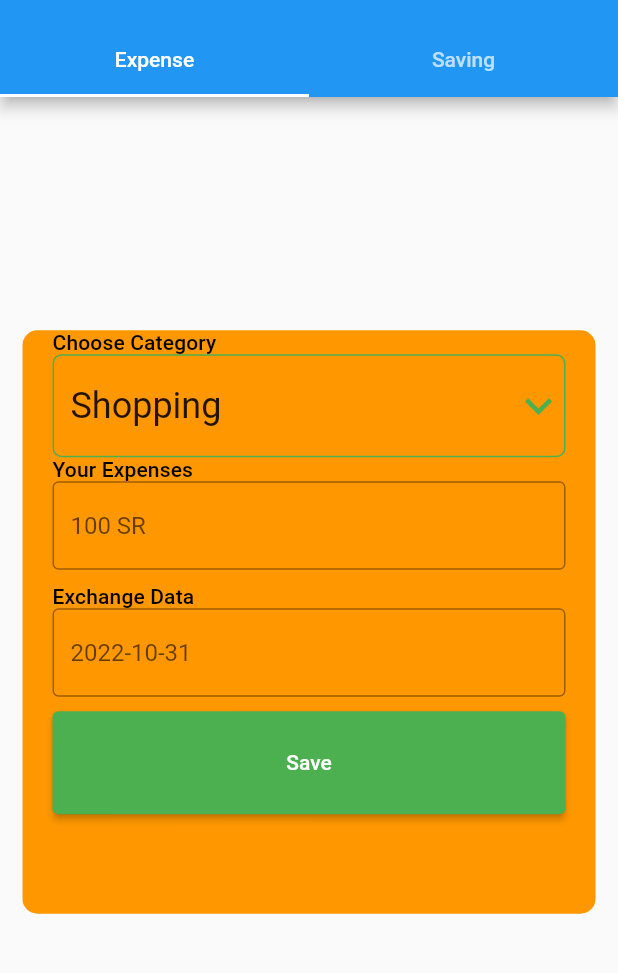
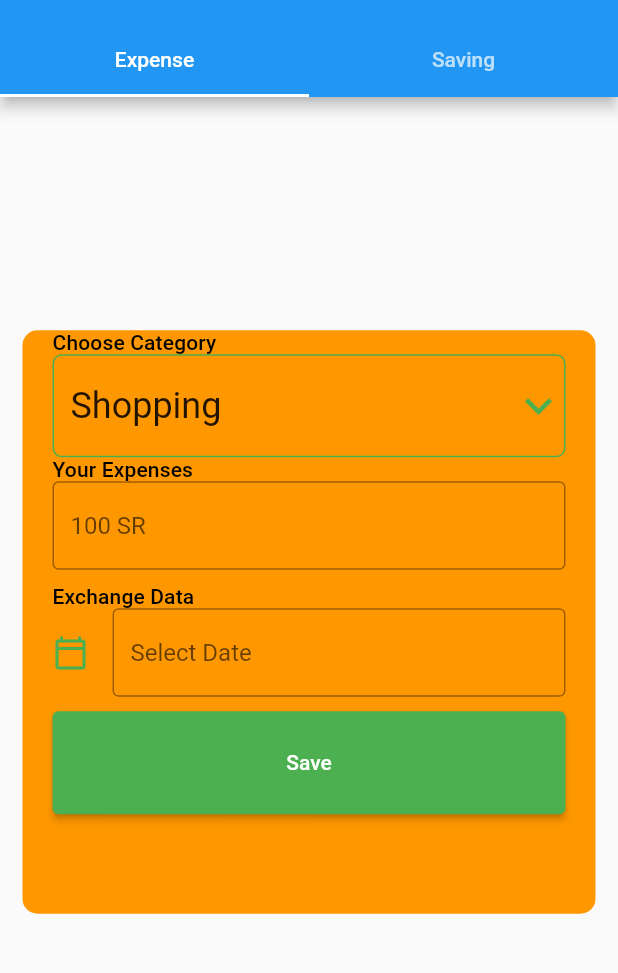
Before and after one commit to ri40/expens-and-saving-, a Flutter app: the screen it shows after launch, on a phone screen of 412 x 824 dp, the part 59-1032 px from its top. Run offline on Flutter 3.47's test engine with Material 2 defaults, Android fonts, the phone set to English and light mode, and no system bars.

Commit message:
add the date

```diff
--- a/lib/page/expens.dart
+++ b/lib/page/expens.dart
@@ -1,15 +1,22 @@
 import 'package:flutter/material.dart';
+import 'package:intl/intl.dart';
 
-class ExpensePage extends StatelessWidget {
+class ExpensePage extends StatefulWidget {
   const ExpensePage({Key? key}) : super(key: key);
 
+  @override
+  State<ExpensePage> createState() => _ExpensePageState();
+}
+
+class _ExpensePageState extends State<ExpensePage> {
   @override
   Widget build(BuildContext context) {
     var textStyle = Theme.of(context).textTheme;
     //this for dropdownMenu
-    final items =['Shopping','Restaurant','Cafe','Gifts','Transportation'];
+    final items = ['Shopping', 'Restaurant', 'Cafe', 'Gifts', 'Transportation'];
     String? selectedItem = 'Shopping';
-
+    //this for date text filed
+    TextEditingController _date = TextEditingController();
     return Scaffold(
       body: Container(
         padding: const EdgeInsets.symmetric(horizontal: 15),
@@ -24,8 +31,6 @@ class ExpensePage extends StatelessWidget {
               decoration: BoxDecoration(
                   color: Colors.orange,
                   borderRadius: BorderRadius.circular(10)),
-
-
               child: Column(
                 children: [
                   Align(
@@ -34,33 +39,36 @@ class ExpensePage extends StatelessWidget {
                   ),
                   SizedBox(
                     height: MediaQuery.of(context).size.height / 12,
-
                     child: DropdownButtonHideUnderline(
                       child: DropdownButtonFormField<String>(
                         decoration: InputDecoration(
                           enabledBorder: OutlineInputBorder(
                             borderRadius: BorderRadius.circular(6),
-                            borderSide: BorderSide(width: 1, color: Colors.green),
+                            borderSide:
+                                BorderSide(width: 1, color: Colors.green),
                           ),
                         ),
                         value: selectedItem,
                         iconSize: 36,
-                        icon: Icon(Icons.keyboard_arrow_down_sharp, color: Colors.green),
+                        icon: Icon(Icons.keyboard_arrow_down_sharp,
+                            color: Colors.green),
                         isExpanded: true,
-                        items: items.map((item) => DropdownMenuItem<String>(
-                            value: item,
-                            child: Text(item, style: TextStyle (fontSize: 24),)
-                        ))
+                        items: items
+                            .map((item) => DropdownMenuItem<String>(
+                                value: item,
+                                child: Text(
+                                  item,
+                                  style: TextStyle(fontSize: 24),
+                                )))
                             .toList(),
-                        onChanged: (item) => setState(()=> selectedItem= item),
+                        onChanged: (item) =>
+                            setState(() => selectedItem = item),
                       ),
                     ),
                   ),
-
                   Align(
                     alignment: Alignment.centerLeft,
-                    child: Text('Your Expenses',
-                        style: textStyle.subtitle2),
+                    child: Text('Your Expenses', style: textStyle.subtitle2),
                   ),
                   SizedBox(
                     height: MediaQuery.of(context).size.height / 12,
@@ -71,9 +79,6 @@ class ExpensePage extends StatelessWidget {
                       ),
                     ),
                   ),
-
-
-
                   Align(
                     alignment: Alignment.centerLeft,
                     child: Text('Exchange Data', style: textStyle.subtitle2),
@@ -81,10 +86,26 @@ class ExpensePage extends StatelessWidget {
                   SizedBox(
                     height: MediaQuery.of(context).size.height / 12,
                     child: TextFormField(
+                      controller: _date,
                       decoration: InputDecoration(
-                        hintText: '2022-10-31',
+                        icon: Icon(Icons.calendar_today_outlined,
+                            color: Colors.green),
+                        hintText: 'Select Date',
                         border: OutlineInputBorder(),
                       ),
+                      onTap: () async {
+                        DateTime? pickeddate = await showDatePicker(
+                            context: context,
+                            initialDate: DateTime.now(),
+                            firstDate: DateTime(2000),
+                            lastDate: DateTime(2101));
+                        if (pickeddate != null) {
+                          setState(() {
+                            _date.text = DateFormat('yyyy-MM-dd').format(pickeddate);
+                                // DateFormat('yyyy-MM-dd').format(pickeddate);
+                          });
+                        }
+                      },
                     ),
                   ),
                   SizedBox(
@@ -94,7 +115,7 @@ class ExpensePage extends StatelessWidget {
                         // Respond to button press
                       },
                       child: Text('Save'),
-                      style:ElevatedButton.styleFrom(
+                      style: ElevatedButton.styleFrom(
                         primary: Colors.green,
                         minimumSize: const Size.fromHeight(50),
                       ),
@@ -108,6 +129,4 @@ class ExpensePage extends StatelessWidget {
       ),
     );
   }
-
-  setState(String? Function() param0) {}
 }
--- a/lib/page/saving.dart
+++ b/lib/page/saving.dart
@@ -1,4 +1,5 @@
 import 'package:flutter/material.dart';
+import 'package:intl/intl.dart';
 
 class SavingPage extends StatelessWidget {
   const SavingPage({Key? key}) : super(key: key);
@@ -6,6 +7,7 @@ class SavingPage extends StatelessWidget {
   @override
   Widget build(BuildContext context) {
     var textStyle = Theme.of(context).textTheme;
+    TextEditingController _date = TextEditingController();
 
     return Scaffold(
       body: Container(
@@ -57,10 +59,26 @@ class SavingPage extends StatelessWidget {
                   SizedBox(
                     height: MediaQuery.of(context).size.height / 12,
                     child: TextFormField(
-                      decoration: InputDecoration(
-                        hintText: '2022-10-31',
+                      controller: _date,
+                      decoration: const InputDecoration(
+                        icon: Icon(Icons.calendar_today_outlined,
+                            color: Colors.green),
+                        hintText: 'Select Date',
                         border: OutlineInputBorder(),
                       ),
+                      onTap: () async {
+                        DateTime? pickeddate = await showDatePicker(
+                            context: context,
+                            initialDate: DateTime.now(),
+                            firstDate: DateTime(2000),
+                            lastDate: DateTime(2101));
+                        if (pickeddate != null) {
+                          setState(() {
+                            _date.text =
+                                DateFormat('yyyy-MM-dd').format(pickeddate);
+                          });
+                        }
+                      },
                     ),
                   ),
                   SizedBox(
@@ -70,10 +88,10 @@ class SavingPage extends StatelessWidget {
                         // Respond to button press
                       },
                       child: Text('Save'),
-                      style:ElevatedButton.styleFrom(
-                      primary: Colors.green,
+                      style: ElevatedButton.styleFrom(
+                        primary: Colors.green,
                         minimumSize: const Size.fromHeight(50),
-                    ),
+                      ),
                     ),
                   ),
                 ],
@@ -84,4 +102,6 @@ class SavingPage extends StatelessWidget {
       ),
     );
   }
+
+  void setState(Null Function() param0) {}
 }
--- a/pubspec.yaml
+++ b/pubspec.yaml
@@ -36,6 +36,7 @@ dependencies:
   # The following adds the Cupertino Icons font to your application.
   # Use with the CupertinoIcons class for iOS style icons.
   cupertino_icons: ^1.0.2
+  intl: ^0.17.0
 
 dev_dependencies:
   flutter_test:
```
Also changed, not shown: lib/main.dart (+1 -9 lines), pubspec.lock.
